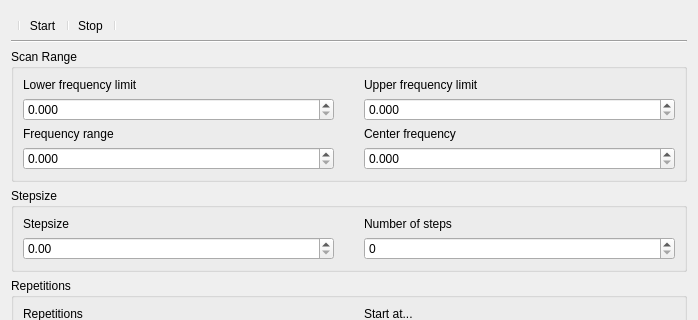
jbopp/dynexp, file src/DynExpManager/Modules/LaserScanningSpectroscopy/LaserScanningSpectroscopy.ui: the form before one commit; both pictures show x 0 to 698 and y 0 to 320 of the 698 by 581 pixel window.
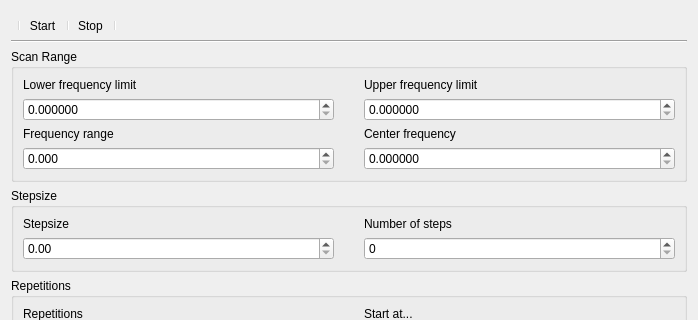
The form after the commit. Icons and pictures are not drawn.

```diff
--- a/src/DynExpManager/Modules/LaserScanningSpectroscopy/LaserScanningSpectroscopy.ui
+++ b/src/DynExpManager/Modules/LaserScanningSpectroscopy/LaserScanningSpectroscopy.ui
@@ -104,7 +104,7 @@
            <bool>false</bool>
           </property>
           <property name="decimals">
-           <number>3</number>
+           <number>6</number>
           </property>
           <property name="maximum">
            <double>999000.000000000000000</double>
@@ -117,7 +117,7 @@
            <bool>false</bool>
           </property>
           <property name="decimals">
-           <number>3</number>
+           <number>6</number>
           </property>
           <property name="maximum">
            <double>999000.000000000000000</double>
@@ -171,7 +171,7 @@
            <bool>false</bool>
           </property>
           <property name="decimals">
-           <number>3</number>
+           <number>6</number>
           </property>
           <property name="maximum">
            <double>999000.000000000000000</double>
```
